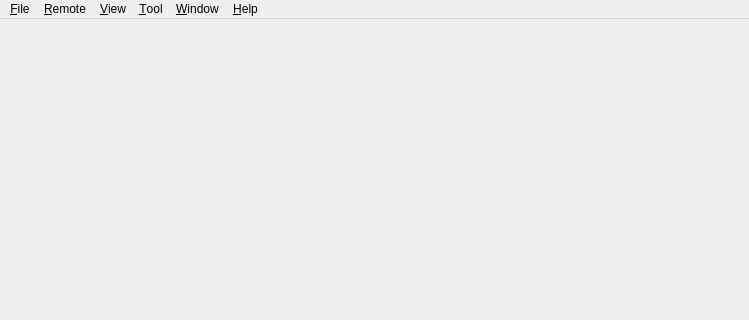
Above: src/nullfxp.ui from kitech/nullfxp before the change; both pictures show x 0 to 749 and y 0 to 320 of the 749 by 569 pixel window. Below: the same form after it.
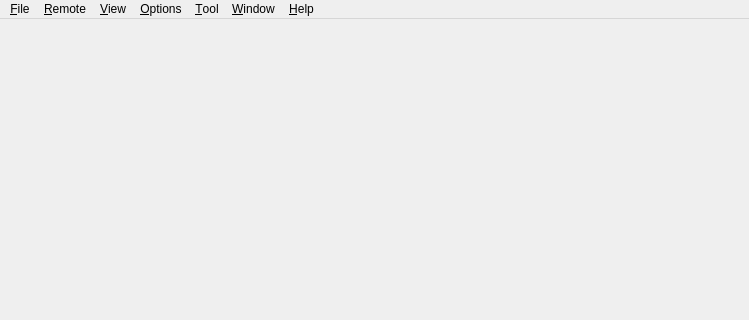
That is the form after the change.

Commit message: update option dialog

```diff
--- a/src/nullfxp.ui
+++ b/src/nullfxp.ui
@@ -20,7 +20,7 @@
      <x>0</x>
      <y>0</y>
      <width>749</width>
-     <height>22</height>
+     <height>25</height>
     </rect>
    </property>
    <widget class="QMenu" name="menuFfff">
@@ -72,9 +72,16 @@
     <addaction name="action_Forward_connect"/>
     <addaction name="action_Synchronize_file"/>
    </widget>
+   <widget class="QMenu" name="menu_Options">
+    <property name="title">
+     <string>&amp;Options</string>
+    </property>
+    <addaction name="action_Global_Options"/>
+   </widget>
    <addaction name="menu_File"/>
    <addaction name="menuFfff"/>
    <addaction name="menuOidfgsdf"/>
+   <addaction name="menu_Options"/>
    <addaction name="menuTool"/>
    <addaction name="menuK"/>
    <addaction name="menuDsfsdf"/>
```
Left out of the diff: 5 changed lines with no effect on the pictures. The commit also changes 5 other files.
